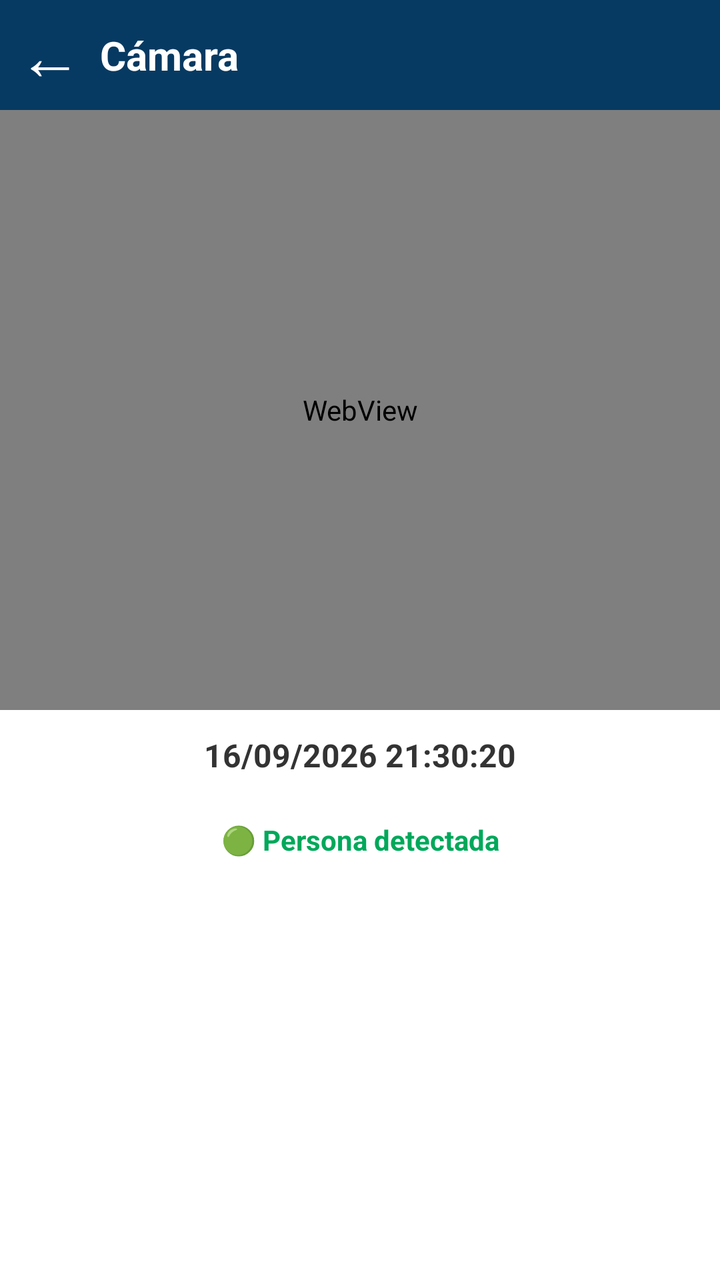
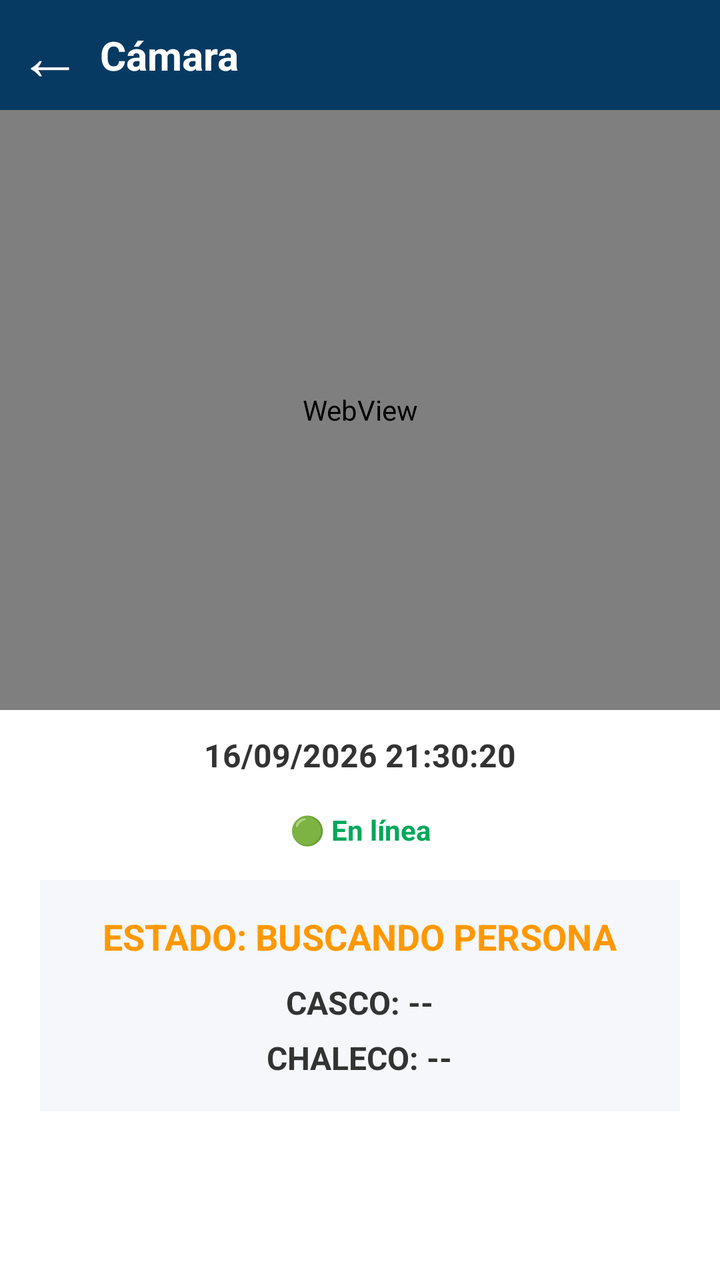

The first picture is an Android layout as it rendered before a commit; the second is the same layout after the commit. The layout source and the unified diff follow.
<!-- AndroidManifest.xml: application theme Theme.SafeVisionAI -->
<!-- res/layout/activity_detalle_camara.xml -->
<?xml version="1.0" encoding="utf-8"?>
<LinearLayout
    xmlns:android="http://schemas.android.com/apk/res/android"

    android:layout_width="match_parent"
    android:layout_height="match_parent"
    android:orientation="vertical"
    android:background="#FFFFFF">


    

    <LinearLayout

        android:layout_width="match_parent"

        android:layout_height="55dp"

        android:gravity="center_vertical"

        android:background="#073A62">


        <TextView

            android:id="@+id/btnRegresar"

            android:layout_width="50dp"

            android:layout_height="match_parent"

            android:gravity="center"

            android:text="←"

            android:textSize="32sp"

            android:textColor="#FFFFFF"/>


        <TextView

            android:id="@+id/txtTituloCamara"

            android:layout_width="wrap_content"

            android:layout_height="match_parent"

            android:gravity="center_vertical"

            android:text="Cámara"

            android:textSize="20sp"

            android:textStyle="bold"

            android:textColor="#FFFFFF"/>


    </LinearLayout>



    

    <WebView

        android:id="@+id/webCamaraDetalle"

        android:layout_width="match_parent"

        android:layout_height="300dp"/>



    

    <TextView

        android:id="@+id/txtFechaHora"

        android:layout_width="match_parent"

        android:layout_height="45dp"

        android:gravity="center"

        android:text="16/09/2026 21:30:20"

        android:textSize="16sp"

        android:textStyle="bold"

        android:textColor="#333333"/>



    

    <TextView

        android:id="@+id/txtEstadoPersona"

        android:layout_width="match_parent"

        android:layout_height="40dp"

        android:gravity="center"

        android:text="🟢 Persona detectada"

        android:textStyle="bold"

        android:textColor="#00A85A"/>



</LinearLayout>
<!-- resources referenced by this layout -->
<resources>
  <style name="Theme.SafeVisionAI" parent="Base.Theme.SafeVisionAI" />
  <style name="Base.Theme.SafeVisionAI" parent="Theme.Material3.DayNight.NoActionBar">
          
          
      </style>
</resources>

<!-- the commit's change to res/layout/activity_detalle_camara.xml (unified diff, before → after) -->
@@ -96,22 +96,60 @@
 
 
     
+    <TextView
+        android:id="@+id/txtEstadoPersona"
+        android:layout_width="match_parent"
+        android:layout_height="30dp"
+        android:gravity="center"
+        android:text="🟢 En línea"
+        android:textStyle="bold"
+        android:textSize="14sp"
+        android:textColor="#00A85A"/>
 
-    <TextView
+    
+    <LinearLayout
+        android:layout_width="match_parent"
+        android:layout_height="wrap_content"
+        android:orientation="vertical"
+        android:layout_marginHorizontal="20dp"
+        android:layout_marginTop="10dp"
+        android:padding="16dp"
+        android:background="#F5F7FA"
+        android:gravity="center">
 
-        android:id="@+id/txtEstadoPersona"
+        
+        <TextView
+            android:id="@+id/txtEstadoEpp"
+            android:layout_width="wrap_content"
+            android:layout_height="wrap_content"
+            android:text="ESTADO: BUSCANDO PERSONA"
+            android:textSize="18sp"
+            android:textStyle="bold"
+            android:textColor="#FF9800"/>
 
-        android:layout_width="match_parent"
+        
+        <TextView
+            android:id="@+id/txtEstadoCasco"
+            android:layout_width="wrap_content"
+            android:layout_height="wrap_content"
+            android:layout_marginTop="10dp"
+            android:text="CASCO: --"
+            android:textSize="16sp"
+            android:textStyle="bold"
+            android:textColor="#333333"/>
 
-        android:layout_height="40dp"
+        
+        <TextView
+            android:id="@+id/txtEstadoChaleco"
+            android:layout_width="wrap_content"
+            android:layout_height="wrap_content"
+            android:layout_marginTop="6dp"
+            android:text="CHALECO: --"
+            android:textSize="16sp"
+            android:textStyle="bold"
+            android:textColor="#333333"/>
 
-        android:gravity="center"
-
-        android:text="🟢 Persona detectada"
-
-        android:textStyle="bold"
-
-        android:textColor="#00A85A"/>
+    </LinearLayout>
 
 
 
